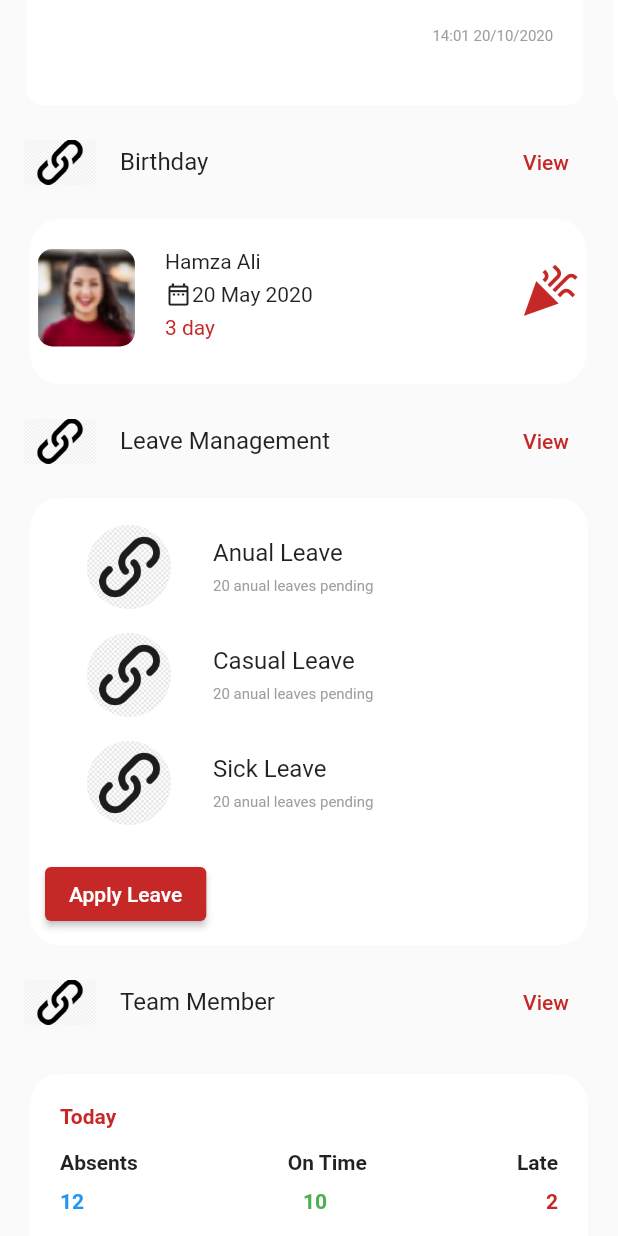
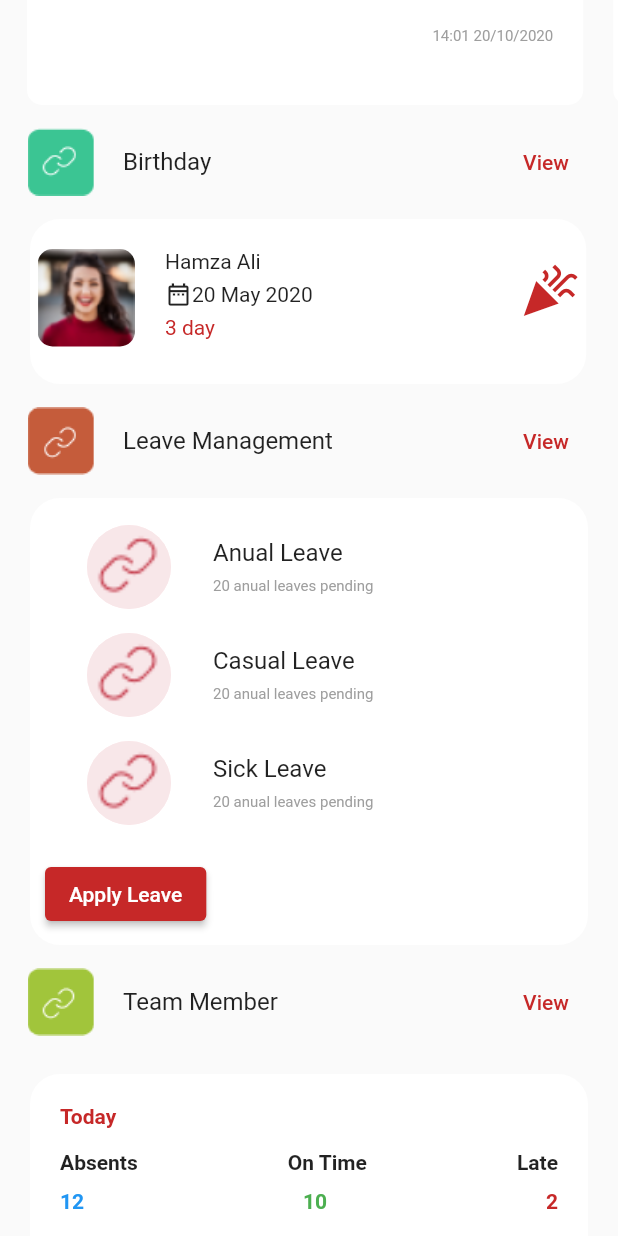
Before and after one commit to AliRaza0423/ReTask1, a Flutter app: the Pg19_HomePage screen opened directly, scrolled down 576 dp, on a phone screen of 412 x 824 dp. Run offline on Flutter 3.47's test engine with Material 2 defaults, Android fonts, the light colour scheme and no system bars; our stand-ins replace flutter_signin_button, percent_indicator.

Commit message:
updated1

```diff
--- a/lib/LeaveCard.dart
+++ b/lib/LeaveCard.dart
@@ -13,7 +13,7 @@ class LeaveCard extends StatelessWidget {
         leading: CircleAvatar(
           radius: 40,
           backgroundColor: Colors.red[50],
-          backgroundImage: AssetImage('assets/image/chain.png'),
+          backgroundImage: AssetImage('assets/image/round.png'),
         ),
         title: Text(text),
         subtitle: Text(
--- a/lib/Pg19_HomePage.dart
+++ b/lib/Pg19_HomePage.dart
@@ -197,8 +197,8 @@ class Pg19_HomePage extends StatelessWidget {
 //-------------------Announcement Card-------------------------
           ListTile(
             leading: Image(
-              image: AssetImage('assets/image/ic.jpg'),
-              height: 30,
+              image: AssetImage('assets/image/orange.png'),
+              height: 50,
             ),
             title: Text('Announcements'),
             trailing: TextButton(
@@ -221,8 +221,8 @@ class Pg19_HomePage extends StatelessWidget {
 //-----------------Birthday Card-----------------
           ListTile(
             leading: Image(
-              image: AssetImage('assets/image/ic.jpg'),
-              height: 30,
+              image: AssetImage('assets/image/lightgreen.png'),
+              height: 50,
             ),
             title: Text('Birthday'),
             trailing: TextButton(
@@ -243,8 +243,8 @@ class Pg19_HomePage extends StatelessWidget {
 //-----------------Leave Card-----------------------
           ListTile(
             leading: Image(
-              image: AssetImage('assets/image/ic.jpg'),
-              height: 30,
+              image: AssetImage('assets/image/orange.png'),
+              height: 50,
             ),
             title: Text('Leave Management'),
             trailing: TextButton(
@@ -291,8 +291,8 @@ class Pg19_HomePage extends StatelessWidget {
 //-----------------Linear Progress bar---------------------
           ListTile(
             leading: Image(
-              image: AssetImage('assets/image/ic.jpg'),
-              height: 30,
+              image: AssetImage('assets/image/green.png'),
+              height: 50,
             ),
             title: Text('Team Member'),
             trailing: TextButton(
@@ -310,8 +310,8 @@ class Pg19_HomePage extends StatelessWidget {
 //---------------------Events Card---------------------
           ListTile(
             leading: Image(
-              image: AssetImage('assets/image/ic.jpg'),
-              height: 30,
+              image: AssetImage('assets/image/blue.png'),
+              height: 50,
             ),
             title: Text('Events'),
             trailing: TextButton(
@@ -334,8 +334,8 @@ class Pg19_HomePage extends StatelessWidget {
 //----------------------Upcomming Holidays-----------------------
           ListTile(
             leading: Image(
-              image: AssetImage('assets/image/ic.jpg'),
-              height: 30,
+              image: AssetImage('assets/image/lightblue.png'),
+              height: 50,
             ),
             title: Text('Upcoming Holiday'),
             trailing: TextButton(
--- a/lib/Pg4_personalinfo.dart
+++ b/lib/Pg4_personalinfo.dart
@@ -96,7 +96,7 @@ class _Personalinfo_Pg4State extends State<Personalinfo_Pg4> {
               if (value.isEmpty) {
                 return null;
               } else if (!regExp.hasMatch(value)) {
-                return 'Enter only Alphabets';
+                return 'Enter a Valid Name';
               } else {
                 return null;
               }
@@ -129,7 +129,7 @@ class _Personalinfo_Pg4State extends State<Personalinfo_Pg4> {
               if (value.isEmpty) {
                 return null;
               } else if (!regExp.hasMatch(value)) {
-                return 'Enter only Alphabets';
+                return 'Enter a Valid Name';
               } else {
                 return null;
               }
```
Also changed, not shown: lib/Pg1_signin.dart (+8 -17 lines), assets/image/blue.png (added), assets/image/google-icon.jpg (added), assets/image/green.png (added), assets/image/lightblue.png (added), assets/image/lightgreen.png (added), assets/image/orange.png (added), assets/image/round.png (added).
